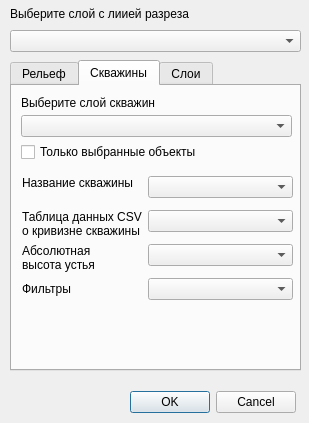
Above: ui/curve_wells.ui from gis56/geo_pie before the change. Below: the same form after it.
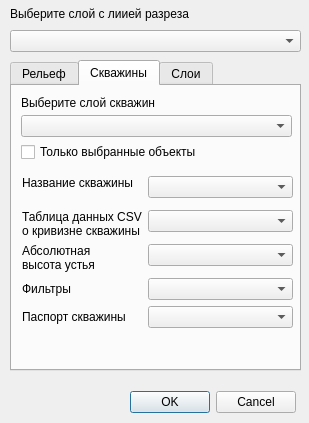
That is the form after the change. The open tabs and pages were chosen to show the change. Icons and pictures are not drawn. Custom widgets are drawn as their Qt base class.

What changed in the file:
```diff
--- a/ui/curve_wells.ui
+++ b/ui/curve_wells.ui
@@ -208,6 +208,16 @@
         </property>
        </widget>
       </item>
+      <item row="4" column="0">
+       <widget class="QLabel" name="label_gtr">
+        <property name="text">
+         <string>Паспорт скважины</string>
+        </property>
+       </widget>
+      </item>
+      <item row="4" column="1">
+       <widget class="QgsFieldComboBox" name="mField_gtr"/>
+      </item>
      </layout>
     </widget>
    </widget>
```
